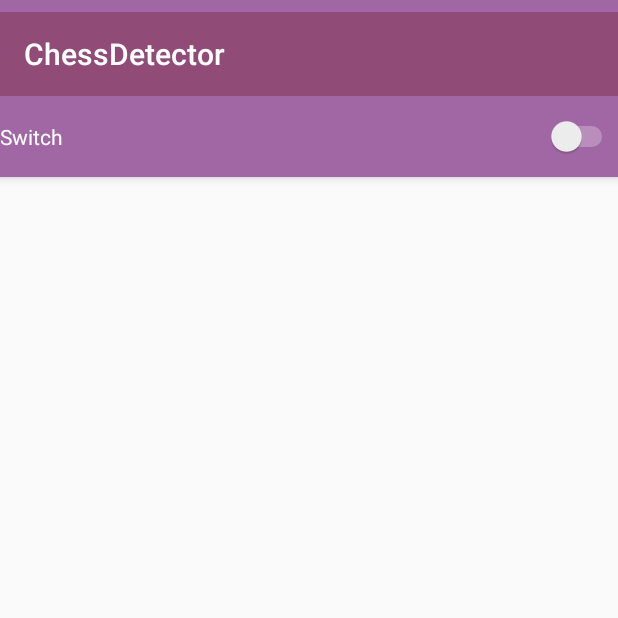
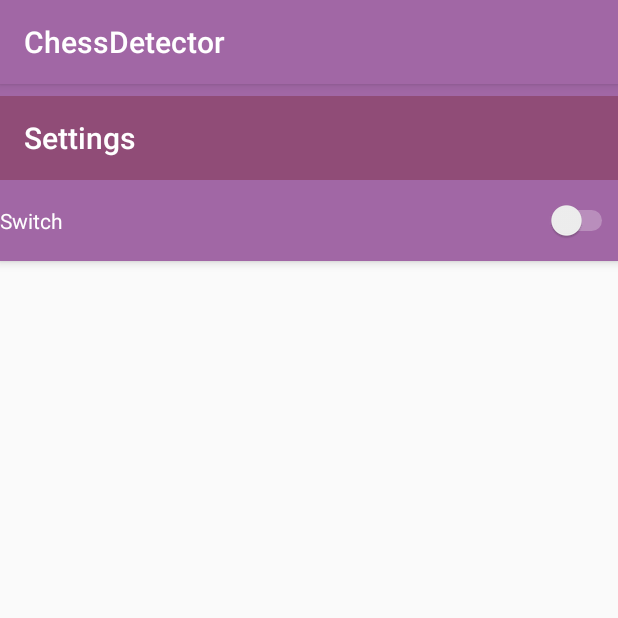
Before and after one commit to north-kipper-ltd/chess-detector, an Android app: the screen it shows after launch (MainActivity before the commit, SettingsActivity after it), in the options menu, after a tap on "Settings", on a phone screen of 412 x 824 dp, the top half of it. Run offline under Robolectric (Android 15) with nearby library versions, the phone set to English and light mode, and no system bars; 3 statements that could not run were skipped.

Commit message:
Add alpha navigation

```diff
--- a/app/src/main/java/com/example/chessdetector/MainActivity.kt
+++ b/app/src/main/java/com/example/chessdetector/MainActivity.kt
@@ -1,22 +1,16 @@
 package com.example.chessdetector
 
+import android.content.Intent
+import android.hardware.Camera
+import android.os.Bundle
+import android.provider.MediaStore
+import android.view.*
 import androidx.appcompat.app.AppCompatActivity
-
 import androidx.fragment.app.Fragment
 import androidx.fragment.app.FragmentManager
 import androidx.fragment.app.FragmentPagerAdapter
-import android.os.Bundle
-import android.view.LayoutInflater
-import android.view.Menu
-import android.view.MenuItem
-import android.view.View
-import android.view.ViewGroup
-
 import kotlinx.android.synthetic.main.activity_main.*
 import kotlinx.android.synthetic.main.fragment_main.view.*
-import android.provider.MediaStore
-import android.content.Intent
-import android.hardware.Camera
 
 
 class MainActivity : AppCompatActivity() {
@@ -66,8 +60,14 @@ class MainActivity : AppCompatActivity() {
         val id = item.itemId
 
         when (id) {
-            R.id.action_settings -> setContentView(R.layout.settings)
-            R.id.action_about -> setContentView(R.layout.about)
+            R.id.action_settings -> {
+                val intent = Intent(this, SettingsActivity::class.java)
+                startActivity(intent)
+            }
+            R.id.action_about -> {
+                val intent = Intent(this, AboutActivity::class.java)
+                startActivity(intent)
+            }
         }
 
         return super.onOptionsItemSelected(item)
--- /dev/null
+++ b/app/src/main/java/com/example/chessdetector/SettingsActivity.kt
@@ -0,0 +1,12 @@
+package com.example.chessdetector
+
+import androidx.appcompat.app.AppCompatActivity
+import android.os.Bundle
+
+class SettingsActivity : AppCompatActivity() {
+
+    override fun onCreate(savedInstanceState: Bundle?) {
+        super.onCreate(savedInstanceState)
+        setContentView(R.layout.settings)
+    }
+}
--- a/app/src/main/res/layout/about.xml
+++ b/app/src/main/res/layout/about.xml
@@ -21,7 +21,7 @@
 
             <androidx.appcompat.widget.Toolbar
                     android:id="@+id/toolbar"
-                    app:title="@string/app_name"
+                    app:title="@string/action_about"
                     android:layout_width="match_parent"
                     android:layout_height="?attr/actionBarSize"
                     android:layout_weight="1"
--- a/app/src/main/res/layout/settings.xml
+++ b/app/src/main/res/layout/settings.xml
@@ -17,7 +17,7 @@
 
         <androidx.appcompat.widget.Toolbar
                 android:id="@+id/toolbar"
-                app:title="@string/app_name"
+                app:title="@string/action_settings"
                 android:layout_width="match_parent"
                 android:layout_height="?attr/actionBarSize"
                 android:layout_weight="1"
```
Also changed, not shown: app/src/main/AndroidManifest.xml (+17 -7 lines), app/src/main/java/com/example/chessdetector/AboutActivity.kt (added, +12 -0 lines).
